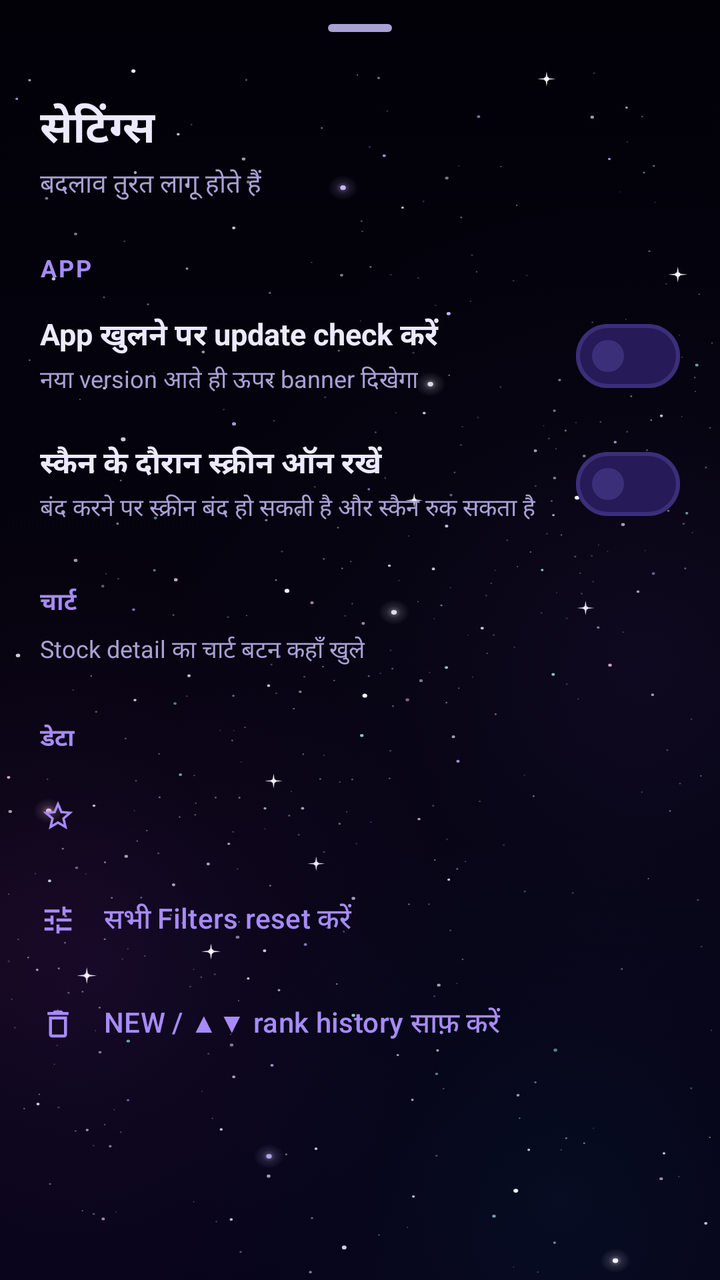
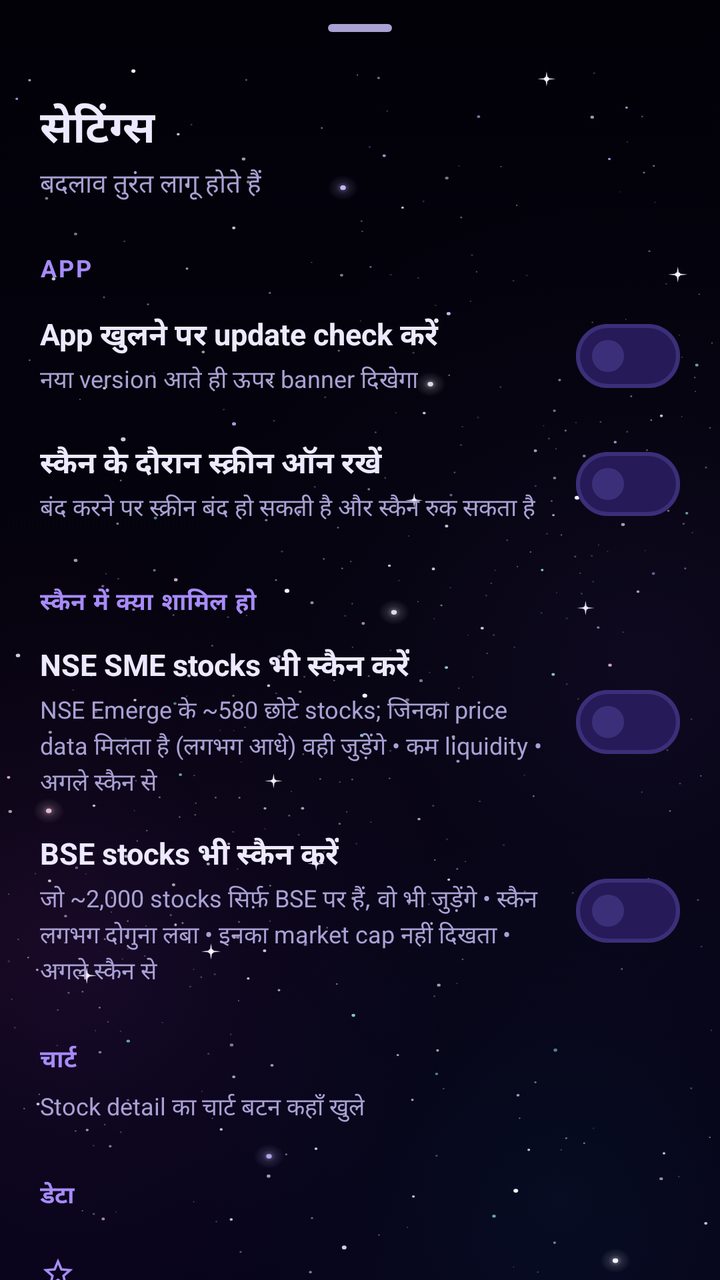

Compare the two renders of this Android layout. The source of the first and the diff that turns it into the second are given below.
<!-- AndroidManifest.xml: application theme Theme.ShareScan -->
<!-- res/layout/sheet_settings.xml -->
<?xml version="1.0" encoding="utf-8"?>
<LinearLayout xmlns:android="http://schemas.android.com/apk/res/android"
    xmlns:app="http://schemas.android.com/apk/res-auto"
    android:layout_width="match_parent"
    android:layout_height="wrap_content"
    android:orientation="vertical">

    <com.google.android.material.bottomsheet.BottomSheetDragHandleView
        android:layout_width="match_parent"
        android:layout_height="wrap_content" />

    <TextView
        style="@style/SheetTitle"
        android:layout_width="wrap_content"
        android:layout_height="wrap_content"
        android:text="@string/settings_title" />

    <TextView
        style="@style/SheetSubtitle"
        android:layout_width="wrap_content"
        android:layout_height="wrap_content"
        android:text="@string/settings_subtitle" />

    <androidx.core.widget.NestedScrollView
        android:layout_width="match_parent"
        android:layout_height="wrap_content">

        <LinearLayout
            android:layout_width="match_parent"
            android:layout_height="wrap_content"
            android:orientation="vertical"
            android:paddingBottom="24dp">

            <TextView
                style="@style/SettingsSection"
                android:layout_width="wrap_content"
                android:layout_height="wrap_content"
                android:text="@string/settings_section_app" />

            <LinearLayout
                android:id="@+id/settingUpdatesRow"
                style="@style/SettingsRow"
                android:layout_width="match_parent"
                android:layout_height="wrap_content">

                <LinearLayout
                    android:layout_width="0dp"
                    android:layout_height="wrap_content"
                    android:layout_marginEnd="12dp"
                    android:layout_weight="1"
                    android:orientation="vertical">

                    <TextView
                        style="@style/SettingsRowTitle"
                        android:layout_width="wrap_content"
                        android:layout_height="wrap_content"
                        android:text="@string/settings_updates" />

                    <TextView
                        style="@style/SettingsRowBody"
                        android:layout_width="wrap_content"
                        android:layout_height="wrap_content"
                        android:text="@string/settings_updates_body" />
                </LinearLayout>

                <com.google.android.material.materialswitch.MaterialSwitch
                    android:id="@+id/settingUpdates"
                    android:layout_width="wrap_content"
                    android:layout_height="wrap_content"
                    android:contentDescription="@string/settings_updates" />
            </LinearLayout>

            <LinearLayout
                android:id="@+id/settingScreenRow"
                style="@style/SettingsRow"
                android:layout_width="match_parent"
                android:layout_height="wrap_content">

                <LinearLayout
                    android:layout_width="0dp"
                    android:layout_height="wrap_content"
                    android:layout_marginEnd="12dp"
                    android:layout_weight="1"
                    android:orientation="vertical">

                    <TextView
                        style="@style/SettingsRowTitle"
                        android:layout_width="wrap_content"
                        android:layout_height="wrap_content"
                        android:text="@string/settings_screen" />

                    <TextView
                        style="@style/SettingsRowBody"
                        android:layout_width="wrap_content"
                        android:layout_height="wrap_content"
                        android:text="@string/settings_screen_body" />
                </LinearLayout>

                <com.google.android.material.materialswitch.MaterialSwitch
                    android:id="@+id/settingScreen"
                    android:layout_width="wrap_content"
                    android:layout_height="wrap_content"
                    android:contentDescription="@string/settings_screen" />
            </LinearLayout>

            <TextView
                style="@style/SettingsSection"
                android:layout_width="wrap_content"
                android:layout_height="wrap_content"
                android:text="@string/settings_section_chart" />

            <TextView
                style="@style/SettingsRowBody"
                android:layout_width="wrap_content"
                android:layout_height="wrap_content"
                android:layout_marginHorizontal="20dp"
                android:text="@string/settings_chart_body" />

            <com.google.android.material.chip.ChipGroup
                android:id="@+id/settingChart"
                android:layout_width="match_parent"
                android:layout_height="wrap_content"
                android:layout_marginTop="8dp"
                android:paddingHorizontal="20dp"
                app:selectionRequired="true"
                app:singleSelection="true" />

            <TextView
                style="@style/SettingsSection"
                android:layout_width="wrap_content"
                android:layout_height="wrap_content"
                android:text="@string/settings_section_data" />

            <com.google.android.material.button.MaterialButton
                android:id="@+id/settingClearWatchlist"
                style="@style/SettingsAction"
                android:layout_width="match_parent"
                android:layout_height="wrap_content"
                app:icon="@drawable/ic_star_outline" />

            <com.google.android.material.button.MaterialButton
                android:id="@+id/settingResetFilters"
                style="@style/SettingsAction"
                android:layout_width="match_parent"
                android:layout_height="wrap_content"
                android:text="@string/settings_reset_filters"
                app:icon="@drawable/ic_tune" />

            <com.google.android.material.button.MaterialButton
                android:id="@+id/settingClearRanks"
                style="@style/SettingsAction"
                android:layout_width="match_parent"
                android:layout_height="wrap_content"
                android:text="@string/settings_clear_ranks"
                app:icon="@drawable/ic_delete" />
        </LinearLayout>
    </androidx.core.widget.NestedScrollView>
</LinearLayout>
<!-- resources referenced by this layout -->
<resources>
  <string name="settings_chart_body">Stock detail का चार्ट बटन कहाँ खुले</string>
  <string name="settings_clear_ranks">NEW / ▲▼ rank history साफ़ करें</string>
  <string name="settings_reset_filters">सभी Filters reset करें</string>
  <string name="settings_screen">स्कैन के दौरान स्क्रीन ऑन रखें</string>
  <string name="settings_screen_body">बंद करने पर स्क्रीन बंद हो सकती है और स्कैन रुक सकता है</string>
  <string name="settings_section_app">App</string>
  <string name="settings_section_chart">चार्ट</string>
  <string name="settings_section_data">डेटा</string>
  <string name="settings_subtitle">बदलाव तुरंत लागू होते हैं</string>
  <string name="settings_title">सेटिंग्स</string>
  <string name="settings_updates">App खुलने पर update check करें</string>
  <string name="settings_updates_body">नया version आते ही ऊपर banner दिखेगा</string>
  <style name="SettingsRowBody">
          <item name="android:layout_marginTop">2dp</item>
          <item name="android:lineSpacingExtra">2dp</item>
          <item name="android:textColor">@color/text_secondary</item>
          <item name="android:textSize">12sp</item>
      </style>
  <style name="SettingsRowTitle">
          <item name="android:textColor">@color/text_primary</item>
          <item name="android:textSize">15sp</item>
          <item name="android:textStyle">bold</item>
      </style>
  <style name="SheetSubtitle">
          <item name="android:layout_marginTop">2dp</item>
          <item name="android:paddingHorizontal">20dp</item>
          <item name="android:paddingBottom">6dp</item>
          <item name="android:textColor">@color/text_secondary</item>
          <item name="android:textSize">13sp</item>
      </style>
  <style name="SheetTitle">
          <item name="android:paddingHorizontal">20dp</item>
          <item name="android:textColor">@color/text_primary</item>
          <item name="android:textSize">22sp</item>
          <item name="android:textStyle">bold</item>
      </style>
  <color name="galaxy_accent">#A78BFA</color>
  <color name="galaxy_on_accent">#1B0B45</color>
  <color name="galaxy_accent_container">#3B2381</color>
  <color name="galaxy_on_accent_container">#EDE9FE</color>
  <color name="galaxy_primary_inverse">#5B3FD0</color>
  <color name="galaxy_cyan">#22D3EE</color>
  <color name="galaxy_magenta">#F472B6</color>
  <color name="galaxy_bg">#020108</color>
  <color name="galaxy_surface_high">#1D1347</color>
  <color name="galaxy_surface_lowest">#010005</color>
  <color name="galaxy_surface_low">#0E0829</color>
  <color name="galaxy_surface">#150D3A</color>
  <color name="galaxy_surface_highest">#271A58</color>
  <color name="galaxy_text">#EDE9FE</color>
  <color name="galaxy_text_soft">#A9A1D4</color>
  <color name="galaxy_outline">#3B2F7A</color>
  <color name="bear">#FB7185</color>
  <color name="galaxy_card">#E6170E3F</color>
  <color name="galaxy_card_stroke">#66A78BFA</color>
  <color name="galaxy_sheet">#FF120A33</color>
  <color name="galaxy_track">#2A1E5E</color>
  <color name="galaxy_chip_fill">#14A78BFA</color>
  <style name="Widget.ShareScan.BottomSheet" parent="Widget.Material3.BottomSheet.Modal">
          <item name="backgroundTint">?attr/scanSheet</item>
      </style>
  <color name="hero_mid">#6A22B5</color>
  <color name="hero_end">#08718F</color>
  <color name="hero_start">#22104E</color>
  <!-- unchanged entries left out for length: 12 -->
</resources>

<!-- the commit's change to res/layout/sheet_settings.xml (unified diff, before → after) -->
@@ -107,6 +107,78 @@
                 style="@style/SettingsSection"
                 android:layout_width="wrap_content"
                 android:layout_height="wrap_content"
+                android:text="@string/settings_section_scan" />
+
+            <LinearLayout
+                android:id="@+id/settingSmeRow"
+                style="@style/SettingsRow"
+                android:layout_width="match_parent"
+                android:layout_height="wrap_content">
+
+                <LinearLayout
+                    android:layout_width="0dp"
+                    android:layout_height="wrap_content"
+                    android:layout_marginEnd="12dp"
+                    android:layout_weight="1"
+                    android:orientation="vertical">
+
+                    <TextView
+                        style="@style/SettingsRowTitle"
+                        android:layout_width="wrap_content"
+                        android:layout_height="wrap_content"
+                        android:text="@string/settings_sme" />
+
+                    <TextView
+                        style="@style/SettingsRowBody"
+                        android:layout_width="wrap_content"
+                        android:layout_height="wrap_content"
+                        android:text="@string/settings_sme_body" />
+                </LinearLayout>
+
+                <com.google.android.material.materialswitch.MaterialSwitch
+                    android:id="@+id/settingSme"
+                    android:layout_width="wrap_content"
+                    android:layout_height="wrap_content"
+                    android:contentDescription="@string/settings_sme" />
+            </LinearLayout>
+
+            <LinearLayout
+                android:id="@+id/settingBseRow"
+                style="@style/SettingsRow"
+                android:layout_width="match_parent"
+                android:layout_height="wrap_content">
+
+                <LinearLayout
+                    android:layout_width="0dp"
+                    android:layout_height="wrap_content"
+                    android:layout_marginEnd="12dp"
+                    android:layout_weight="1"
+                    android:orientation="vertical">
+
+                    <TextView
+                        style="@style/SettingsRowTitle"
+                        android:layout_width="wrap_content"
+                        android:layout_height="wrap_content"
+                        android:text="@string/settings_bse" />
+
+                    <TextView
+                        style="@style/SettingsRowBody"
+                        android:layout_width="wrap_content"
+                        android:layout_height="wrap_content"
+                        android:text="@string/settings_bse_body" />
+                </LinearLayout>
+
+                <com.google.android.material.materialswitch.MaterialSwitch
+                    android:id="@+id/settingBse"
+                    android:layout_width="wrap_content"
+                    android:layout_height="wrap_content"
+                    android:contentDescription="@string/settings_bse" />
+            </LinearLayout>
+
+            <TextView
+                style="@style/SettingsSection"
+                android:layout_width="wrap_content"
+                android:layout_height="wrap_content"
                 android:text="@string/settings_section_chart" />
 
             <TextView
<!-- resource entries referenced after the edit -->
@@ -1,5 +1,7 @@
 <!-- resources referenced by this layout -->
 <resources>
+  <string name="settings_bse">BSE stocks भी स्कैन करें</string>
+  <string name="settings_bse_body">जो ~2,000 stocks सिर्फ़ BSE पर हैं, वो भी जुड़ेंगे • स्कैन लगभग दोगुना लंबा • इनका market cap नहीं दिखता • अगले स्कैन से</string>
   <string name="settings_chart_body">Stock detail का चार्ट बटन कहाँ खुले</string>
   <string name="settings_clear_ranks">NEW / ▲▼ rank history साफ़ करें</string>
   <string name="settings_reset_filters">सभी Filters reset करें</string>
@@ -8,6 +10,9 @@
   <string name="settings_section_app">App</string>
   <string name="settings_section_chart">चार्ट</string>
   <string name="settings_section_data">डेटा</string>
+  <string name="settings_section_scan">स्कैन में क्या शामिल हो</string>
+  <string name="settings_sme">NSE SME stocks भी स्कैन करें</string>
+  <string name="settings_sme_body">NSE Emerge के ~580 छोटे stocks; जिनका price data मिलता है (लगभग आधे) वही जुड़ेंगे • कम liquidity • अगले स्कैन से</string>
   <string name="settings_subtitle">बदलाव तुरंत लागू होते हैं</string>
   <string name="settings_title">सेटिंग्स</string>
   <string name="settings_updates">App खुलने पर update check करें</string>
